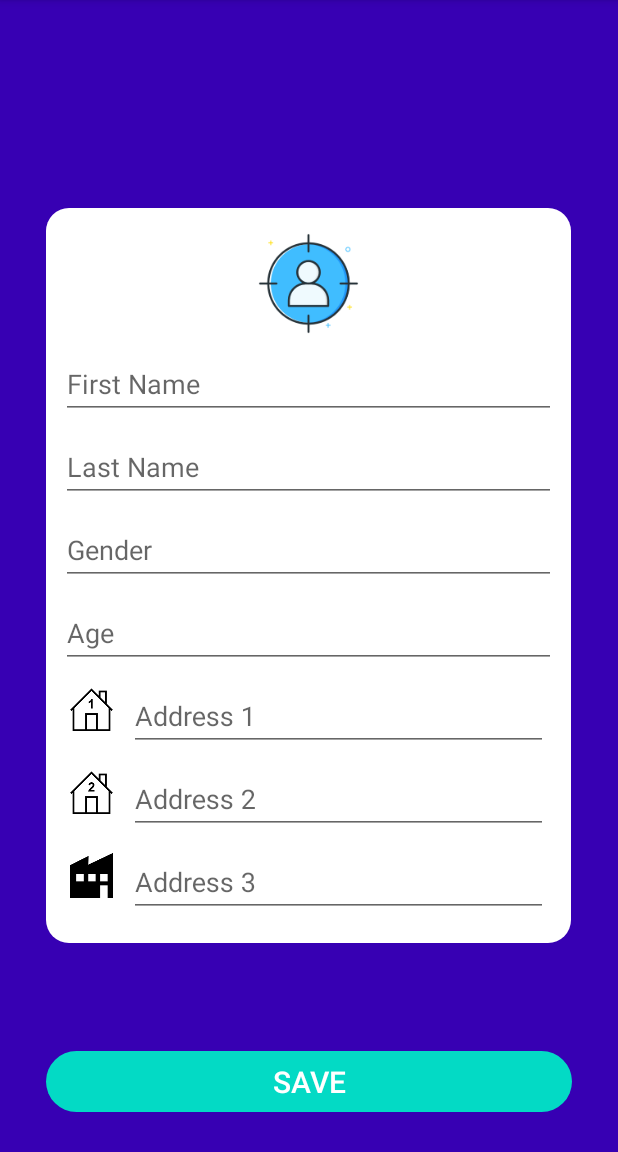
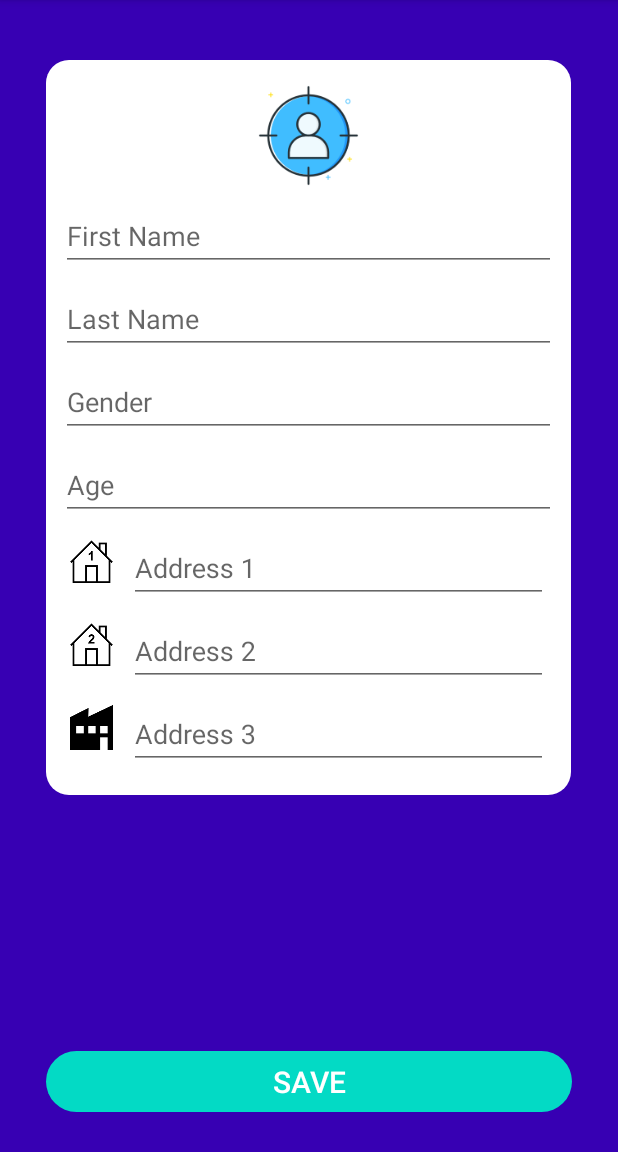
Before and after one commit to konst-github/employees_manager, an Android app: the EmployeeDetailsFragment screen opened through its navigation route, on a phone screen of 412 x 824 dp, the part 84-1236 px from its top. Run offline under Robolectric (Android 15) with nearby library versions, the phone set to English and light mode, and no system bars; our stand-ins replace Room's generated code.

Commit message:
polished layout and added screenshots

```diff
--- a/app/src/main/res/layout/fragment_employee_details.xml
+++ b/app/src/main/res/layout/fragment_employee_details.xml
@@ -11,7 +11,9 @@
         android:id="@+id/canvas"
         android:layout_width="350dp"
         android:layout_height="490dp"
-        android:layout_centerInParent="true"
+        android:layout_marginTop="40dp"
+        android:layout_marginBottom="90dp"
+        android:layout_centerHorizontal="true"
         android:background="@drawable/shape_employee_cell_bg">
         <ImageView
             android:id="@+id/imageView"
```
Also changed, not shown: 4 other files.
